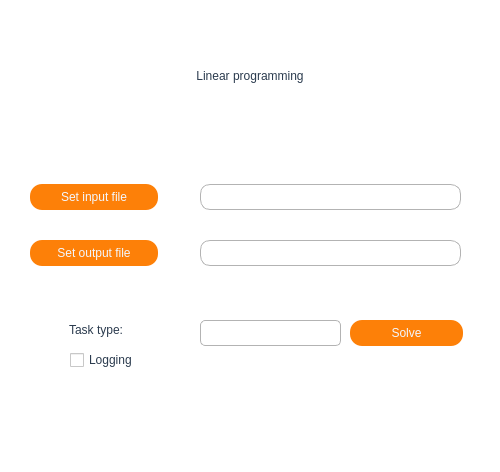
This is interface.ui in pavdmit/plr as Qt 5 draws it before an edit. The edited form follows.
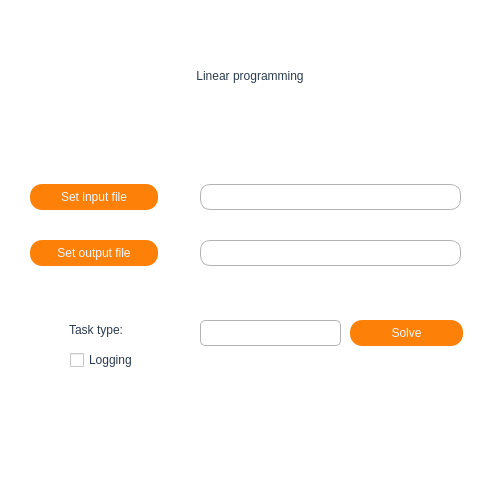
This is the edited form.

The edit to the form file:
```diff
--- a/interface.ui
+++ b/interface.ui
@@ -7,7 +7,7 @@
     <x>0</x>
     <y>0</y>
     <width>500</width>
-    <height>472</height>
+    <height>500</height>
    </rect>
   </property>
   <property name="windowTitle">
```
